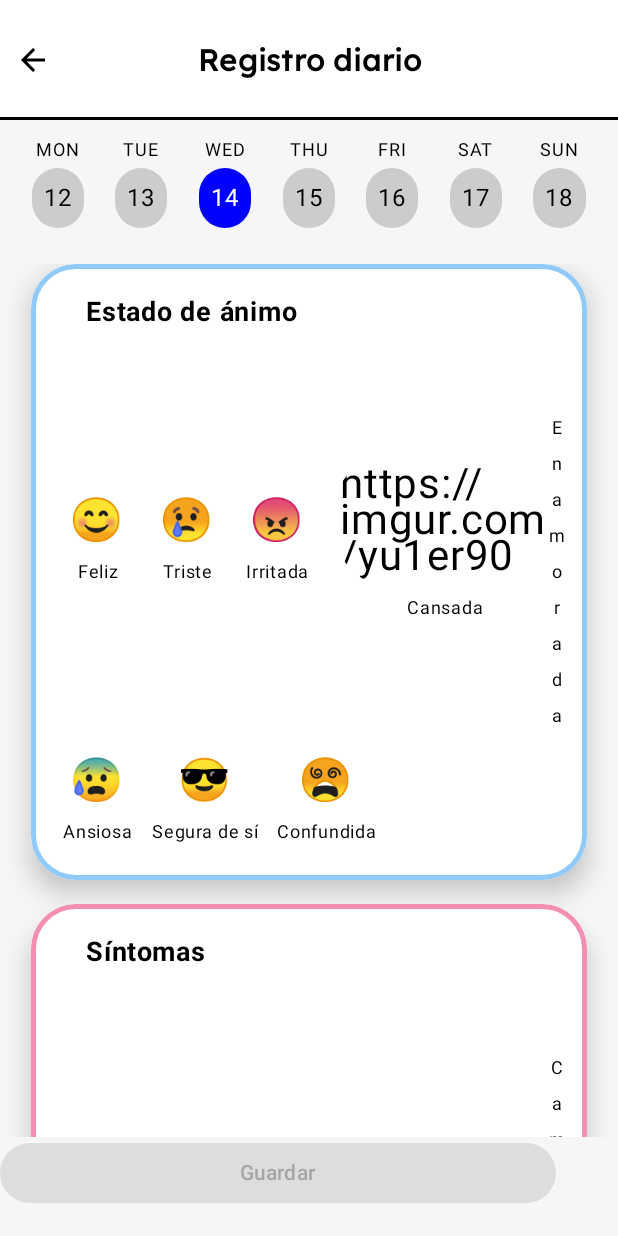
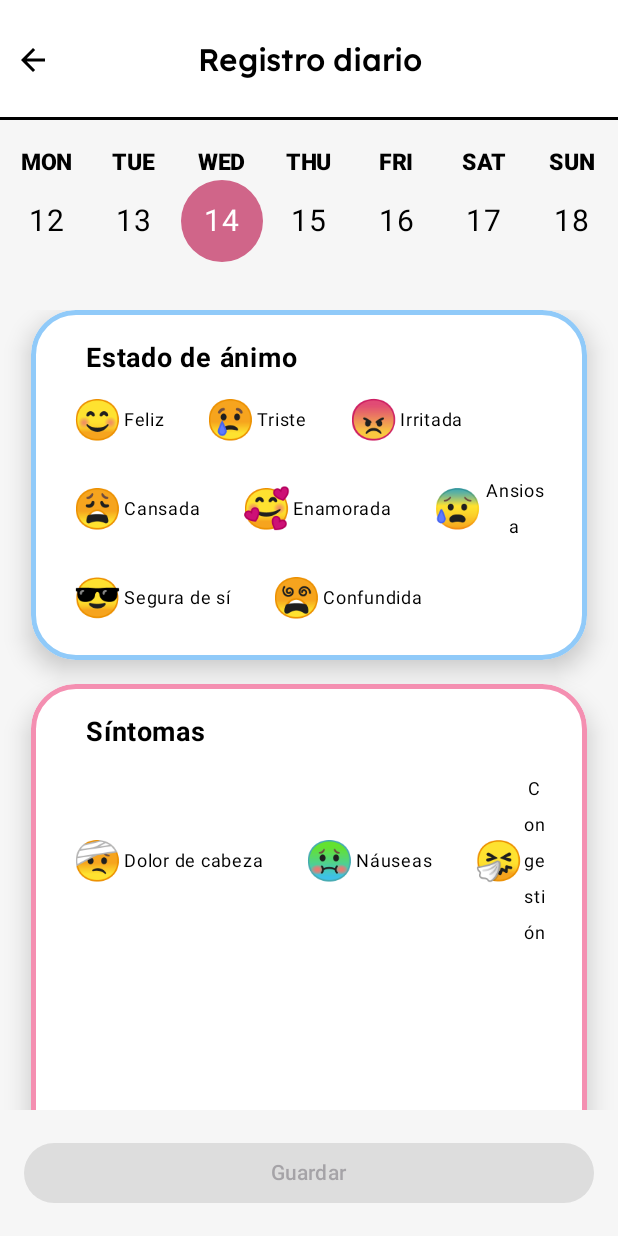
Before and after one commit to lnarote777/interfaz-tfg, an Android app built with Jetpack Compose: the composable DailyScreen called with empty values, on a phone screen of 412 x 824 dp. Run offline under Robolectric (Android 15) with nearby library versions, the phone set to English and light mode, and no system bars; Roboto replaces fonts that are not available here.

Commit message:
registro del ciclo - revisar

```diff
--- a/app/src/main/java/com/example/interfaz_tfg/api/API.kt
+++ b/app/src/main/java/com/example/interfaz_tfg/api/API.kt
@@ -17,7 +17,7 @@ import java.util.concurrent.TimeUnit
  */
 object API {
     /** URL base de la API */
-    private const val BASE_URL = "http://10.0.2.2:8081/"
+    private const val BASE_URL = "http://192.168.0.15:8081/"
 
     /**
      * Servicio de Retrofit para hacer las peticiones a la API.
--- a/app/src/main/java/com/example/interfaz_tfg/api/model/cycle/CyclePhaseDay.kt
+++ b/app/src/main/java/com/example/interfaz_tfg/api/model/cycle/CyclePhaseDay.kt
@@ -1,8 +1,8 @@
 package com.example.interfaz_tfg.api.model.cycle
 
-import java.time.LocalDate
 
 data class CyclePhaseDay(
-    val date: LocalDate,
-    val phase: CyclePhase
+    val date: String,
+    val phase: CyclePhase,
+    var isPredicted: Boolean
 )
--- a/app/src/main/java/com/example/interfaz_tfg/api/model/cycle/MenstrualCycleDTO.kt
+++ b/app/src/main/java/com/example/interfaz_tfg/api/model/cycle/MenstrualCycleDTO.kt
@@ -4,12 +4,9 @@ import java.time.LocalDate
 
 data class MenstrualCycleDTO(
     val userId: String,
-    val startDate: LocalDate,
+    val startDate: String,
     val cycleLength: Int,
     val bleedingDuration: Int,
     val averageFlow: MenstrualFlowLevel,
-    val symptoms: List<String> = listOf(),
-    val moodChanges: List<String> = listOf(),
-    val notes: String? = null,
     val isPredicted: Boolean = false
 )
--- a/app/src/main/java/com/example/interfaz_tfg/compose/Card.kt
+++ b/app/src/main/java/com/example/interfaz_tfg/compose/Card.kt
@@ -18,10 +18,12 @@ import androidx.compose.ui.Modifier
 import androidx.compose.ui.draw.clip
 import androidx.compose.ui.draw.shadow
 import androidx.compose.ui.graphics.Color
+import androidx.compose.ui.res.colorResource
 import androidx.compose.ui.text.font.FontWeight
 import androidx.compose.ui.text.style.TextAlign
 import androidx.compose.ui.unit.dp
 import androidx.compose.ui.unit.sp
+import com.example.interfaz_tfg.R
 
 @Composable
 fun Card(
@@ -52,24 +54,22 @@ fun Card(
                 modifier = Modifier.fillMaxWidth(0.9f)
             )
 
-            val chunkedEmojis = emojis.entries.chunked(5)
+            val chunkedEmojis = emojis.entries.chunked(3)
             chunkedEmojis.forEach { rowEmojis ->
                 Row(
                     horizontalArrangement = Arrangement.spacedBy(12.dp),
                     verticalAlignment = Alignment.CenterVertically,
-                    modifier = Modifier.fillMaxWidth()
+                    modifier = Modifier
+                        .fillMaxWidth()
+
                 ) {
                     rowEmojis.forEach { item ->
                         val isSelected = selectedLabels.contains(item.key)
-                        Column(
-                            horizontalAlignment = Alignment.CenterHorizontally
-                        ) {
-                            Text(
-                                text = item.value.emoji,
-                                fontSize = 28.sp,
+                        Row(
+                            verticalAlignment = Alignment.CenterVertically,
                             modifier = Modifier
-                                    .clip(CircleShape)
-                                    .background(if (isSelected) Color.LightGray else Color.Transparent)
+                                .clip(RoundedCornerShape(12.dp))
+                                .background(if (isSelected) colorResource(R.color.botones2).copy(alpha = 0.4f) else Color.Transparent)
                                 .clickable {
                                     val newSelection = if (isSelected) {
                                         selectedLabels - item.key
@@ -78,7 +78,11 @@ fun Card(
                                     }
                                     onSelectionChange(newSelection)
                                 }
-                                    .padding(6.dp)
+                                .padding(horizontal = 8.dp, vertical = 6.dp)
+                        ) {
+                            Text(
+                                text = item.value.emoji,
+                                fontSize = 26.sp,
                             )
                             Text(
                                 text = item.key,
--- a/app/src/main/java/com/example/interfaz_tfg/compose/EmojiItem.kt
+++ b/app/src/main/java/com/example/interfaz_tfg/compose/EmojiItem.kt
@@ -8,7 +8,7 @@ val moodEmojis = mapOf(
     "Feliz" to EmojiItem("😊", "Feliz"),
     "Triste" to EmojiItem("😢", "Triste"),
     "Irritada" to EmojiItem("😠", "Irritada"),
-    "Cansada" to EmojiItem("https://imgur.com/yu1er90", "Cansada"),
+    "Cansada" to EmojiItem("😩", "Cansada"),
     "Enamorada" to EmojiItem("🥰", "Enamorada"),
     "Ansiosa" to EmojiItem("😰", "Ansiosa"),
     "Segura de sí" to EmojiItem("😎", "Segura de sí"),
@@ -27,23 +27,23 @@ val symptomEmojis = mapOf(
 
 val menstrualflow = mapOf(
     "light" to EmojiItem("🩸", "Flujo leve"),
-    "heavy" to EmojiItem("https://imgur.com/Zu9EVrt", "Flujo abundante"),
-    "moderate" to EmojiItem("https://imgur.com/b9Vs37q", "Manchado"),
-    "clots" to EmojiItem("https://imgur.com/WN4e1QP", "Coágulos")
+    "heavy" to EmojiItem("💉", "Flujo abundante"),
+    "moderate" to EmojiItem("🔴", "Manchado"),
+    "clots" to EmojiItem("🧬", "Coágulos")
 )
 
 val vaginalDischarge = mapOf(
-    "transparente y elástico" to EmojiItem("https://imgur.com/ZapUivZ", "Transparente y elástico"),
-    "blanco" to EmojiItem("https://imgur.com/lbz6KE6", "Blanco"),
-    "espeso" to EmojiItem("🚫", "espeso"),
-    "cremoso" to EmojiItem("https://imgur.com/5TLy6Bi", "cremoso"),
-    "acuoso" to EmojiItem("https://imgur.com/C0fvGeh", "acuoso"),
-    "amarillo" to EmojiItem("https://imgur.com/OocWcoN", "amarillo verdoso"),
-    "grisáceo" to EmojiItem("https://imgur.com/YPYV4uz", "grisáceo"),
-    "olor fuerte" to EmojiItem("https://imgur.com/Y3WjPaJ", "olor fuerte"),
-    "grumoso" to EmojiItem("🚫", "grumoso"),
-    "marron" to EmojiItem("🚫", "marrón o con sangre"),
-    "sin flujo" to EmojiItem("🚫", "sin flujo")
+    "transparente y elástico" to EmojiItem("💧", "Transparente y elástico"),
+    "blanco" to EmojiItem("⚪", "Blanco"),
+    "espeso" to EmojiItem("🧊", "Espeso"),
+    "cremoso" to EmojiItem("🍦", "Cremoso"),
+    "acuoso" to EmojiItem("💦", "Acuoso"),
+    "amarillo" to EmojiItem("🟡", "Amarillo verdoso"),
+    "grisáceo" to EmojiItem("🌫️", "Grisáceo"),
+    "olor fuerte" to EmojiItem("👃💨", "Olor fuerte"),
+    "grumoso" to EmojiItem("🥣", "Grumoso"),
+    "marron" to EmojiItem("🟤", "Marrón o con sangre"),
+    "sin flujo" to EmojiItem("🚫", "Sin flujo")
 )
 
 val sexEmojis = mapOf(
--- a/app/src/main/java/com/example/interfaz_tfg/compose/calendario/WeekCalendar.kt
+++ b/app/src/main/java/com/example/interfaz_tfg/compose/calendario/WeekCalendar.kt
@@ -1,56 +1,126 @@
 package com.example.interfaz_tfg.compose.calendario
 
+import android.annotation.SuppressLint
+import androidx.compose.animation.AnimatedContent
+import androidx.compose.animation.ExperimentalAnimationApi
+import androidx.compose.animation.SizeTransform
+import androidx.compose.animation.fadeIn
+import androidx.compose.animation.fadeOut
+import androidx.compose.animation.slideInHorizontally
+import androidx.compose.animation.slideOutHorizontally
+import androidx.compose.animation.with
 import androidx.compose.foundation.background
 import androidx.compose.foundation.clickable
+import androidx.compose.foundation.gestures.detectHorizontalDragGestures
 import androidx.compose.foundation.layout.Arrangement
 import androidx.compose.foundation.layout.Column
 import androidx.compose.foundation.layout.Row
 import androidx.compose.foundation.layout.fillMaxWidth
 import androidx.compose.foundation.layout.padding
 import androidx.compose.foundation.shape.CircleShape
+import androidx.compose.material3.MaterialTheme
 import androidx.compose.material3.Text
 import androidx.compose.runtime.Composable
+import androidx.compose.runtime.getValue
+import androidx.compose.runtime.mutableStateOf
+import androidx.compose.runtime.remember
+import androidx.compose.runtime.setValue
 import androidx.compose.ui.Alignment
 import androidx.compose.ui.Modifier
 import androidx.compose.ui.draw.clip
 import androidx.compose.ui.graphics.Color
+import androidx.compose.ui.input.pointer.pointerInput
+import androidx.compose.ui.res.colorResource
+import androidx.compose.ui.text.font.FontWeight
 import androidx.compose.ui.unit.dp
 import androidx.compose.ui.unit.sp
+import com.example.interfaz_tfg.R
+import java.time.DayOfWeek
 import java.time.LocalDate
 
+@OptIn(ExperimentalAnimationApi::class)
+@SuppressLint("NewApi")
 @Composable
 fun WeekCalendar(
     selectedDate: LocalDate,
     onDateSelected: (LocalDate) -> Unit
 ) {
+
     val today = LocalDate.now()
-    val startOfWeek = today.minusDays(today.dayOfWeek.value.toLong() - 1)
+    val color = MaterialTheme.colorScheme
+    var weekOffset by remember { mutableStateOf(0) }
+    var swipeDirection by remember { mutableStateOf(0) }
+    val startOfWeek = today
+        .with(DayOfWeek.MONDAY)
+        .plusWeeks(weekOffset.toLong())
 
+    val gestureModifier = Modifier
+        .pointerInput(weekOffset) {
+            detectHorizontalDragGestures { _, dragAmount ->
+                if (dragAmount > 50) {
+                    swipeDirection = -1
+                    weekOffset--
+                } else if (dragAmount < -50) {
+                    swipeDirection = 1
+                    weekOffset++
+                }
+            }
+        }
+
+    AnimatedContent(
+        targetState = startOfWeek,
+        transitionSpec = {
+            if (swipeDirection == 1) {
+                slideInHorizontally { width -> width } + fadeIn() with
+                        slideOutHorizontally { width -> -width } + fadeOut()
+            } else {
+                slideInHorizontally { width -> -width } + fadeIn() with
+                        slideOutHorizontally { width -> width } + fadeOut()
+            }.using(
+                SizeTransform(clip = false)
+            )
+        },
+        modifier = Modifier
+            .fillMaxWidth()
+            .then(gestureModifier)
+            .padding(vertical = 8.dp)
+    ) { animatedStartOfWeek ->
         Row(
             horizontalArrangement = Arrangement.SpaceEvenly,
             modifier = Modifier
                 .fillMaxWidth()
+                .then(gestureModifier)
                 .padding(vertical = 8.dp)
         ) {
             (0..6).forEach { i ->
-            val date = startOfWeek.plusDays(i.toLong())
+                val date = animatedStartOfWeek.plusDays(i.toLong())
                 val isSelected = date == selectedDate
+                val isToday = date == today
+
+                val backgroundColor = when {
+                    isSelected -> colorResource(R.color.botones2)
+                    isToday -> colorResource(R.color.botones2).copy(alpha = 0.3f)
+                    else -> Color.Transparent
+                }
                 Column(horizontalAlignment = Alignment.CenterHorizontally) {
                     Text(
                         text = date.dayOfWeek.name.take(3),
-                    fontSize = 12.sp
+                        fontSize = 15.sp,
+                        fontWeight = FontWeight.ExtraBold
                     )
 
                     Text(
                         text = date.dayOfMonth.toString(),
                         modifier = Modifier
                             .clip(CircleShape)
-                        .background(if (isSelected) Color.Blue else Color.LightGray)
+                            .background(backgroundColor)
                             .clickable { onDateSelected(date) }
-                        .padding(8.dp),
-                    color = if (isSelected) Color.White else Color.Black
+                            .padding(15.dp),
+                        color = if (isSelected) Color.White else color.onBackground,
+                        fontSize = 20.sp
                     )
                 }
             }
         }
     }
+}
--- a/app/src/main/java/com/example/interfaz_tfg/screen/DailyScreen.kt
+++ b/app/src/main/java/com/example/interfaz_tfg/screen/DailyScreen.kt
@@ -124,8 +124,8 @@ fun DailyScreen(
                 },
                 enabled = hasChanges,
                 modifier = Modifier
-                    .fillMaxWidth(0.9f)
-                    .padding(bottom = 18.dp)
+                    .fillMaxWidth()
+                    .padding(horizontal = 16.dp, vertical = 18.dp)
 
             ) {
                 Text("Guardar")
@@ -182,7 +182,7 @@ fun DailyScreen(
                             value = logState.notes ?: "",
                             onValueChange = { viewModel.setNotes(it) },
                             label = { Text("Notas") },
-                            modifier = Modifier.fillMaxWidth()
+                            modifier = Modifier.fillMaxWidth(0.9f)
                         )
                         Spacer(Modifier.height(24.dp))
                     }
--- a/app/src/main/java/com/example/interfaz_tfg/screen/RegisterScreen.kt
+++ b/app/src/main/java/com/example/interfaz_tfg/screen/RegisterScreen.kt
@@ -64,7 +64,8 @@ fun RegisterScreen(navController: NavController, viewModel: RegistrerViewModel =
     var passVisible by rememberSaveable { mutableStateOf(false) }
     var passwordRepeat by rememberSaveable { mutableStateOf("") }
     var passVisibleRepeat by rememberSaveable { mutableStateOf(false) }
-    var birthdate by rememberSaveable { mutableStateOf("") }
+    var birthdate by rememberSaveable { mutableStateOf("") } // para mostrar en el campo
+    var birthdateRaw by rememberSaveable { mutableStateOf("") }
     var showDatePicker by rememberSaveable { mutableStateOf(false) }
     val uiState by viewModel.uiState.collectAsState()
     var errorMessage by remember { mutableStateOf("") }
@@ -92,6 +93,7 @@ fun RegisterScreen(navController: NavController, viewModel: RegistrerViewModel =
             onDismiss = { showDatePicker = false },
             onDateSelected = {
                 birthdate = it.format(DateTimeFormatter.ofPattern("dd/MM/yyyy"))
+                birthdateRaw = it.format(DateTimeFormatter.ofPattern("yyyy-MM-dd"))
             }
         )
     }
@@ -207,7 +209,7 @@ fun RegisterScreen(navController: NavController, viewModel: RegistrerViewModel =
                         passRepeat = passwordRepeat,
                         username = username,
                         email = email,
-                        birthdate = birthdate,
+                        birthdate = birthdateRaw,
                         navController = navController
                     )
                     errorMessage = ""
```
Also changed, not shown: app/src/main/java/com/example/interfaz_tfg/api/ApiService.kt (+8 -2 lines), app/src/main/java/com/example/interfaz_tfg/api/model/cycle/MenstrualCycle.kt (+3 -6 lines), app/src/main/java/com/example/interfaz_tfg/compose/calendario/Month.kt (+25 -2 lines), app/src/main/java/com/example/interfaz_tfg/screen/HomeScreen.kt (+29 -24 lines), app/src/main/java/com/example/interfaz_tfg/viewModel/CycleViewModel.kt (+46 -32 lines), app/src/main/java/com/example/interfaz_tfg/viewModel/RegisterViewModel.kt (+15 -0 lines), app/src/main/java/com/example/interfaz_tfg/viewModel/UserViewModel.kt (+12 -6 lines). Lines whose indentation alone changed are shown as unchanged.
